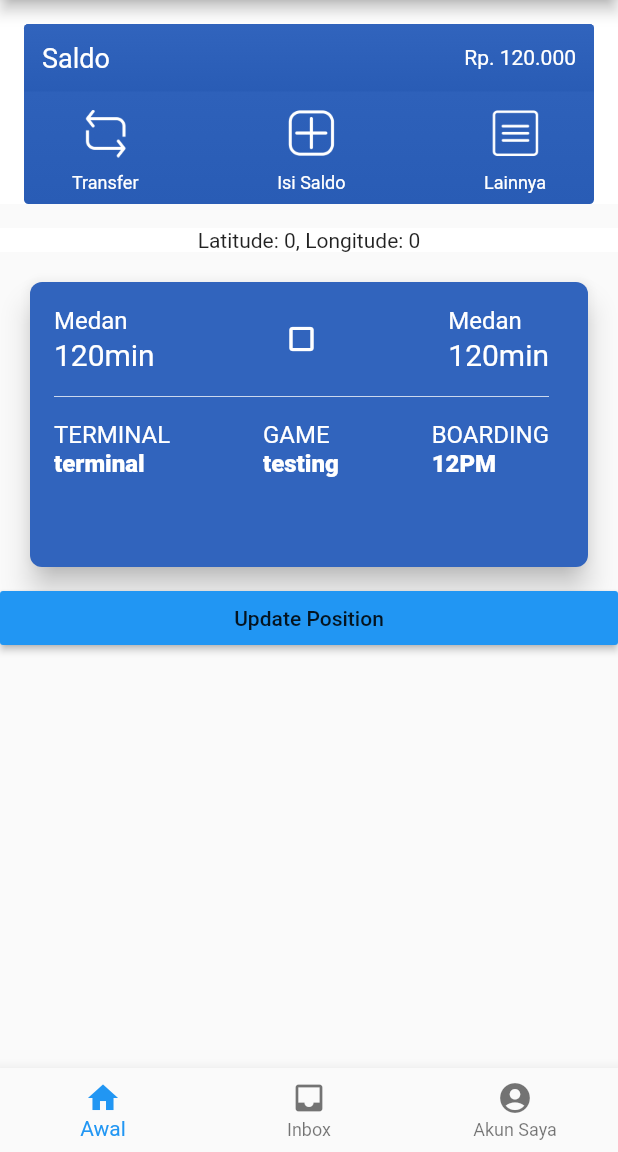
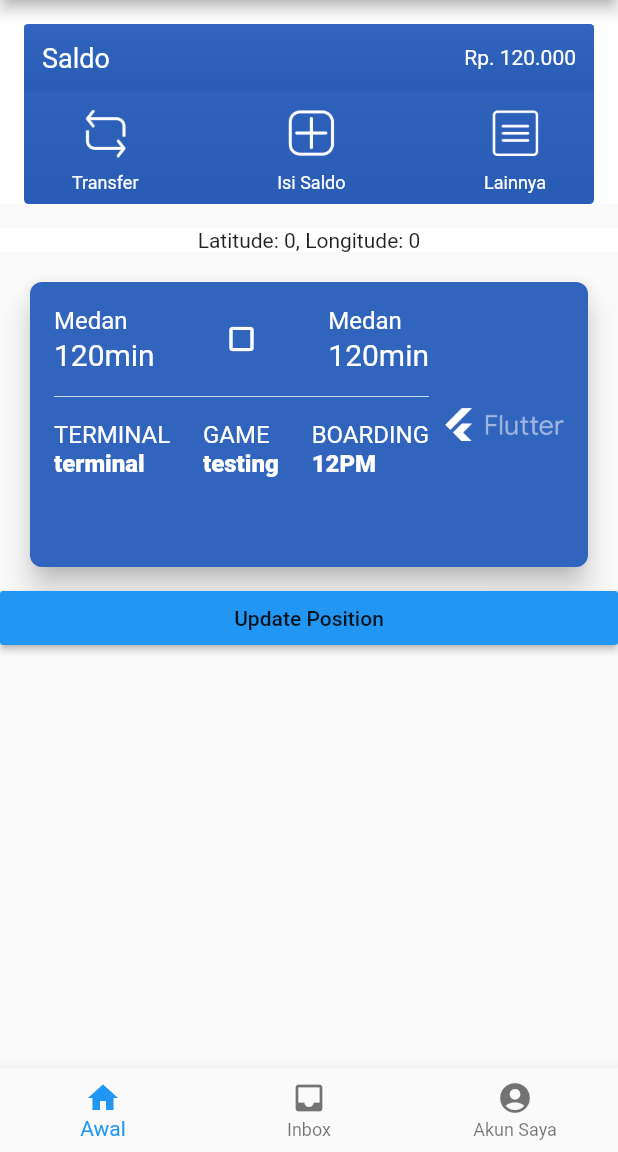
Before and after one commit to muhamadanjar/UTDriver, a Flutter app: the IndexHome screen opened by its route, on a phone screen of 412 x 824 dp, the part 84-1236 px from its top. Run offline on Flutter 3.47's test engine with Material 2 defaults, Android fonts, the phone set to English and light mode, and no system bars; our stand-ins replace geolocator, google_maps_flutter, local_auth, native_widgets, shared_preferences, sqflite; missing offline and left inert: a package; accounts and stored records are empty; Roboto replaces fonts that are missing (NeoSansBold).

```diff
--- a/lib/components/job_card.dart
+++ b/lib/components/job_card.dart
@@ -62,11 +62,11 @@ class JobCard extends StatelessWidget {
                   ),
                   SizedBox(width: 10.0),
                   Container(
-                    // child: Image.asset(
-                      // "assets/flutter.png",
-                      // width: 80.0,
-                      // color: Colors.white,
-                    // ),
+                    child: Image.asset(
+                      "assets/flutter.png",
+                      width: 80.0,
+                      color: Colors.white,
+                    ),
                   )
                 ],
               ),
--- a/lib/screens/home/index_screen.dart
+++ b/lib/screens/home/index_screen.dart
@@ -12,7 +12,7 @@ class _IndexHomeState extends State<IndexHome> {
   final _layoutPage= [
     HomeScreen(),
     InboxScreen(),
-    ProfileView(),
+    ProfilePage(),
   ];
   void _onTabItem(int index){
     setState(() {
```
Also changed, not shown: lib/data/rest_ds.dart (+9 -0 lines), lib/screens/home/akun_screen.dart (+6 -6 lines), lib/utils/network_util.dart (+4 -2 lines).
